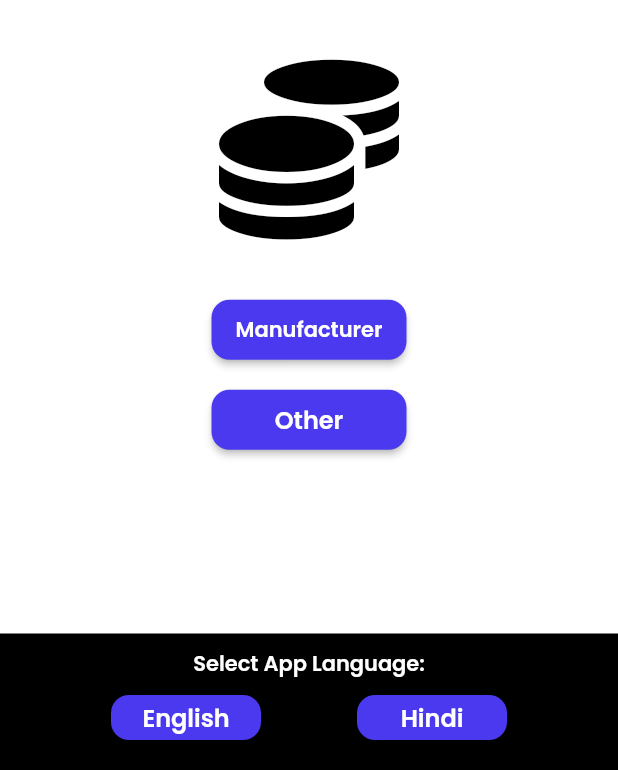
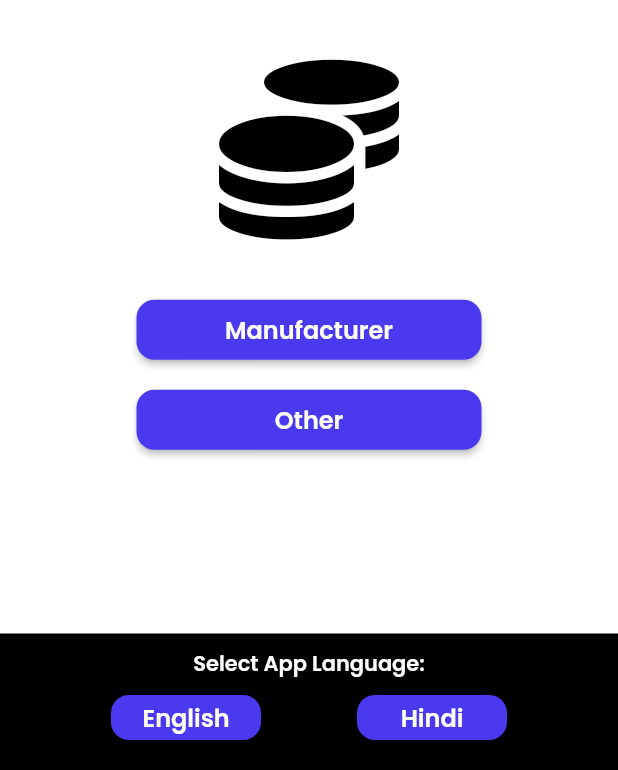
Before and after one commit to pratit989/SupplyChain-BlockChain, a Flutter app: the screen it shows after launch, on a phone screen of 412 x 824 dp, the part 466-1236 px from its top. Run offline on Flutter 3.47's test engine with Material 2 defaults, Android fonts, the phone set to English and light mode, and no system bars; drawn by our look-alikes of auto_size_text; our stand-ins replace built_collection, built_value, cloud_firestore, easy_debounce, expandable, firebase_auth and 10 more; missing offline and left inert: json_path; accounts and stored records are empty; generated files the repository leaves out were written again.

Commit message:
Updating to latest FlutterFlow output.

```diff
--- a/lib/home_page/home_page_widget.dart
+++ b/lib/home_page/home_page_widget.dart
@@ -318,7 +318,7 @@ class _HomePageWidgetState extends State<HomePageWidget>
                           'bh6d3xn6' /* Manufacturer */,
                         ),
                         options: FFButtonOptions(
-                          width: 130,
+                          width: 230,
                           height: 40,
                           color: FlutterFlowTheme.of(context).primaryColor,
                           textStyle:
@@ -351,7 +351,7 @@ class _HomePageWidgetState extends State<HomePageWidget>
                           'aj0y0udm' /* Other */,
                         ),
                         options: FFButtonOptions(
-                          width: 130,
+                          width: 230,
                           height: 40,
                           color: FlutterFlowTheme.of(context).primaryColor,
                           textStyle:
```
Also changed, not shown: 1 other file.
